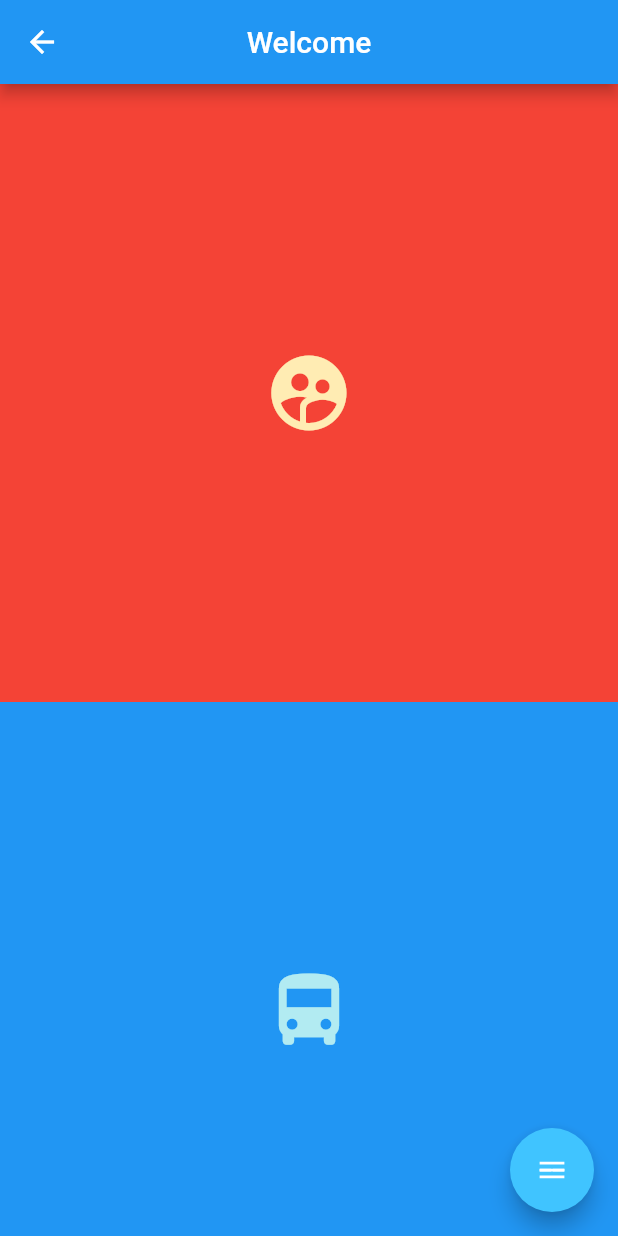
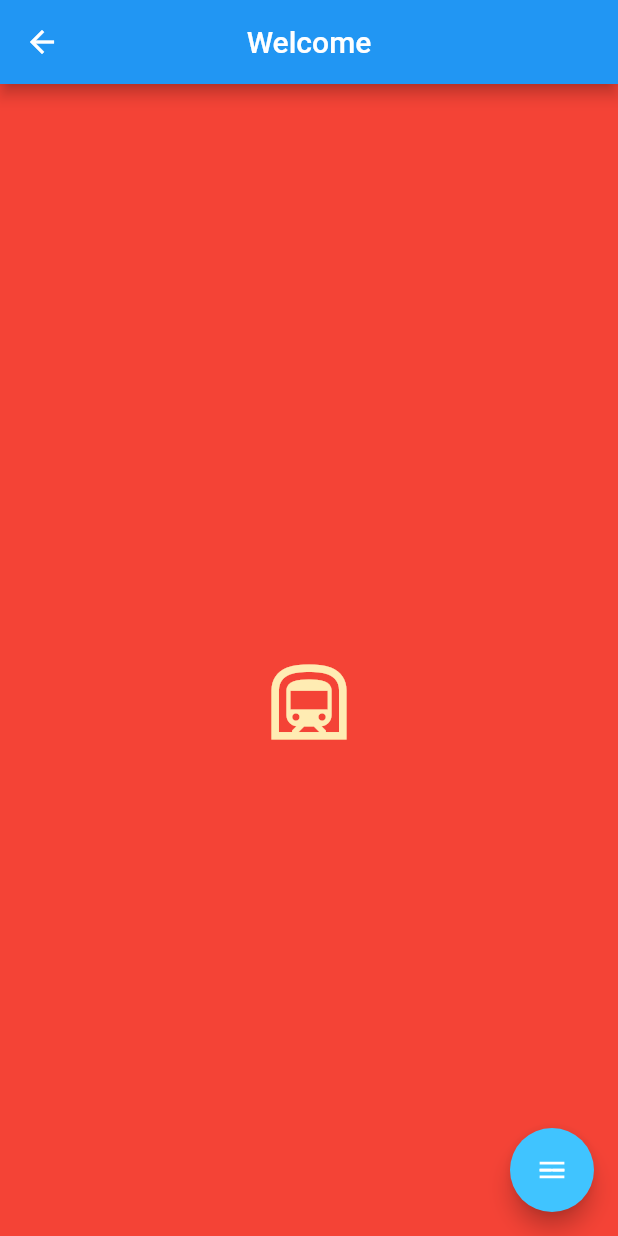
Before and after one commit to Rahal-Kanishka/mobile_application_for_buses, a Flutter app: the Welcome screen opened by its route, on a phone screen of 412 x 824 dp. Run offline on Flutter 3.47's test engine with Material 2 defaults, Android fonts, the phone set to English and light mode, and no system bars; drawn by our look-alikes of flutter_speed_dial; our stand-ins replace google_maps_flutter; missing offline and left inert: global_configuration, google_map_polyline, permission, progress_indicator_button; accounts and stored records are empty.

Commit message:
welcome page changes

```diff
--- a/lib/pages/welcome.dart
+++ b/lib/pages/welcome.dart
@@ -22,16 +22,16 @@ class _WelcomeState extends State<Welcome> {
           Container(
               padding: new EdgeInsets.all(10.0),
               color: Colors.red,
-              height: MediaQuery.of(context).size.height / 2,
+              height: MediaQuery.of(context).size.height,
               width: MediaQuery.of(context).size.width,
               child: IconButton(
                 onPressed: () {
                   Navigator.pushNamed(context, '/home');
                 },
                 color: Colors.amber[100],
-                icon: new Icon(Icons.supervised_user_circle, size: 60.0),
+                icon: new Icon(Icons.subway_outlined, size: 60.0),
               )),
-          Container(
+          /*Container(
               padding: new EdgeInsets.all(10.0),
               color: Colors.blue,
               height: MediaQuery.of(context).size.height / 2,
@@ -42,7 +42,7 @@ class _WelcomeState extends State<Welcome> {
                 },
                 color: Colors.cyan[100],
                 icon: new Icon(Icons.directions_bus, size: 60.0),
-              )),
+              )),*/
         ]),
       ),
       floatingActionButton: SpeedDial(
```
